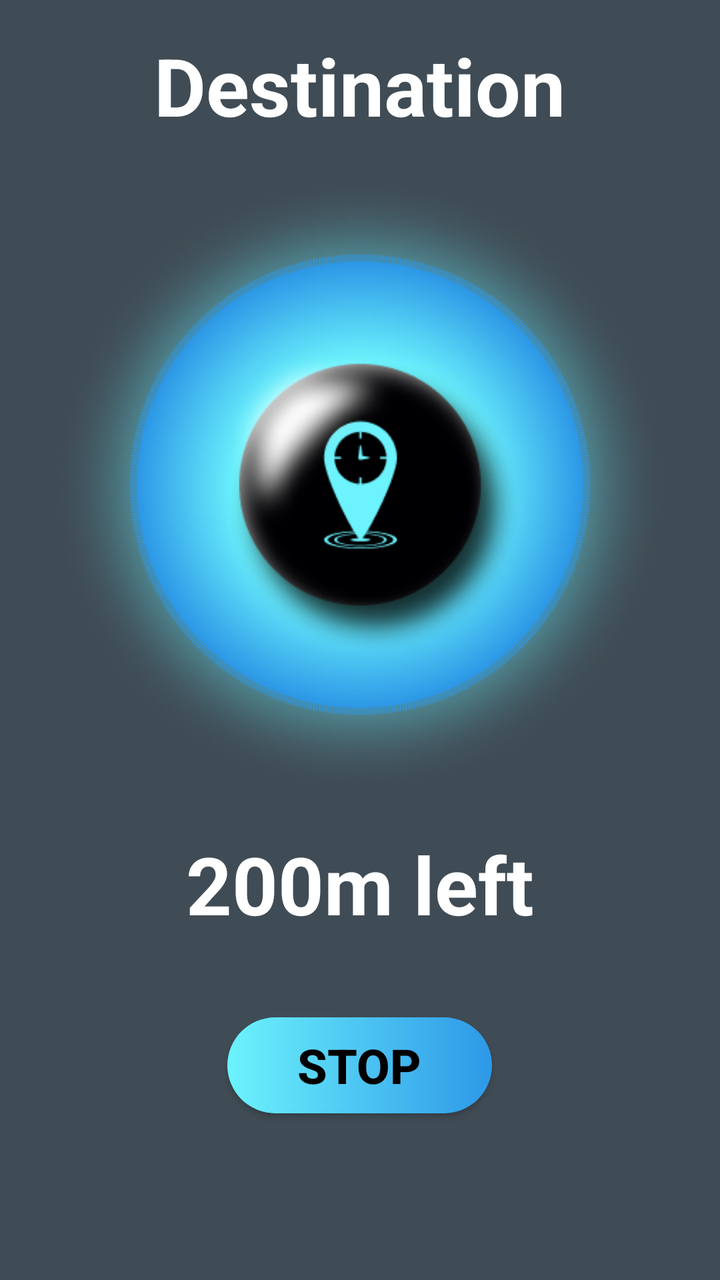
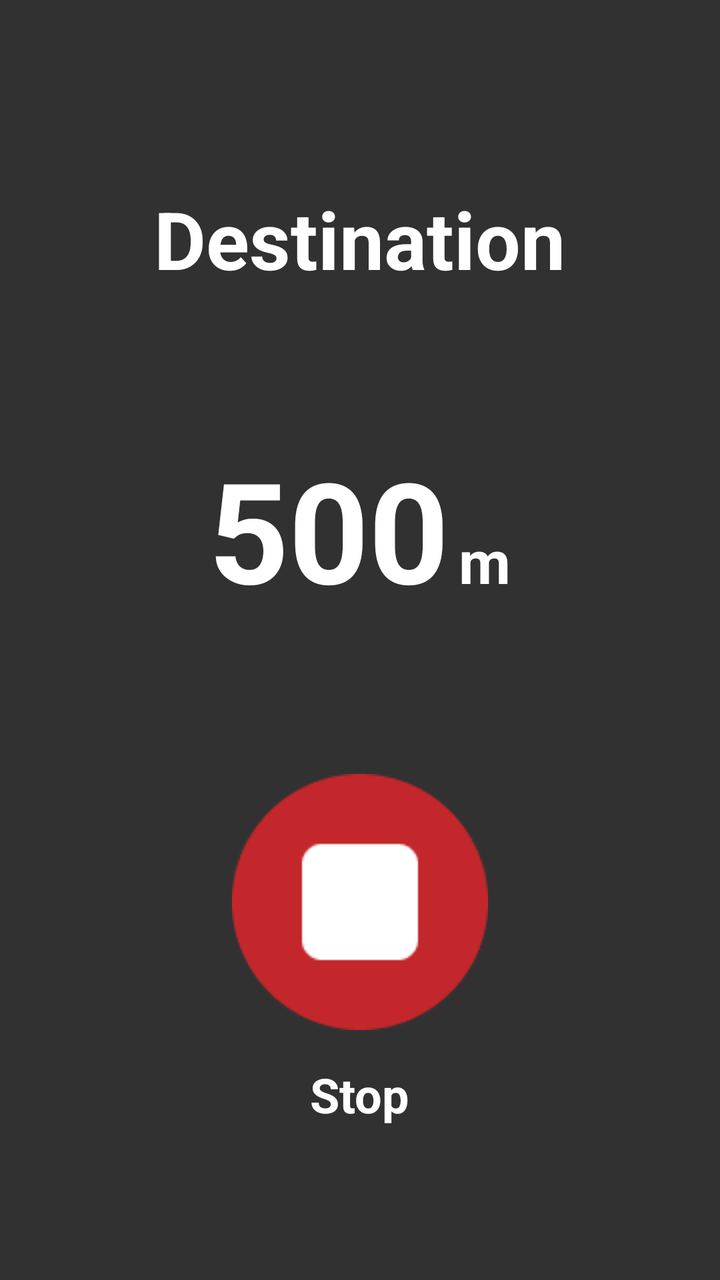

Compare the two renders of this Android layout. The source of the first and the diff that turns it into the second are given below.
<!-- AndroidManifest.xml: application theme Theme.GeoWake -->
<!-- res/layout/activity_alarm.xml -->
<?xml version="1.0" encoding="utf-8"?>
<LinearLayout xmlns:android="http://schemas.android.com/apk/res/android"
    xmlns:app="http://schemas.android.com/apk/res-auto"
    xmlns:tools="http://schemas.android.com/tools"
    android:id="@+id/main"
    android:layout_width="match_parent"
    android:layout_height="match_parent"
    android:background="#404C55"
    android:orientation="vertical"
    tools:context=".views.AlarmActivity">

    <TextView
        android:id="@+id/alarm_message"
        android:layout_width="wrap_content"
        android:layout_height="wrap_content"
        android:gravity="center"
        android:layout_gravity="center"
        android:padding="16dp"
        android:text="Destination"
        android:textColor="#FFFFFF"
        android:textSize="40sp"
        android:textStyle="bold" />

    <ImageView
        android:layout_width="match_parent"
        android:layout_height="314dp"
        android:src="@drawable/alarm_image"
        android:layout_gravity="center"/>

    <TextView
        android:id="@+id/distance_message"
        android:layout_width="wrap_content"
        android:layout_height="wrap_content"
        android:gravity="center"
        android:layout_gravity="center"
        android:padding="16dp"
        android:text="200m left"
        android:textColor="#FFFFFF"
        android:textSize="40sp"
        android:textStyle="bold" />

    <Button
        android:id="@+id/stop_alarm_button"
        android:layout_width="wrap_content"
        android:layout_height="wrap_content"
        android:layout_marginTop="24dp"
        android:layout_gravity="center"
        android:background="@drawable/alarm_stop_bt_bg"
        android:onClick="stopAlarm"
        android:paddingHorizontal="35dp"
        android:text="@string/stop"
        android:textStyle="bold"
        android:textSize="24sp"
        android:textColor="@color/black"/>

</LinearLayout>
<!-- resources referenced by this layout -->
<resources>
  <color name="black">#FF000000</color>
  <!-- drawable alarm_image: png bitmap (drawable, 219822 bytes) -->
  <!-- drawable alarm_stop_bt_bg (drawable) -->
  <?xml version="1.0" encoding="utf-8"?>
  <shape xmlns:android="http://schemas.android.com/apk/res/android">
  
      <gradient
          android:startColor="@color/cyan"
          android:endColor="@color/light_blue"
          android:angle="@integer/google_play_services_version"
          />
  
      <corners android:radius="30dp"/>
  
  </shape>
  <string name="stop">Stop</string>
  <style name="Theme.GeoWake" parent="Base.Theme.GeoWake" />
  <color name="cyan">#6CF3FD</color>
  <color name="light_blue">#2D98E7</color>
  <style name="Base.Theme.GeoWake" parent="Theme.AppCompat.DayNight.DarkActionBar">
          
          
          <item name="android:windowBackground">@color/black</item>
          <item name="android:itemBackground">#434343</item>
          <item name="android:textColor">@color/white</item>
          <item name="android:textColorSecondary">#8A8A8A</item>
          <item name="alertDialogTheme">@style/alert_dialog_theme</item>
      </style>
  <color name="white">#FFFFFFFF</color>
  <style name="alert_dialog_theme" parent="Theme.AppCompat.Light.Dialog.Alert">
          <item name="android:windowBackground">@drawable/alarm_row_bg</item>
          <item name="android:textColorPrimary">@color/white</item>
          <item name="android:buttonBarPositiveButtonStyle">@style/PositiveButtonStyle</item>
          <item name="android:buttonBarNegativeButtonStyle">@style/NegativeButtonStyle</item>
      </style>
  <!-- drawable alarm_row_bg (drawable) -->
  <?xml version="1.0" encoding="utf-8"?>
  <shape xmlns:android="http://schemas.android.com/apk/res/android">
  
      <solid android:color="#414141"/>
      <corners android:radius="20dp"/>
  
  </shape>
  <style name="PositiveButtonStyle" parent="Widget.AppCompat.Button.ButtonBar.AlertDialog">
          <item name="android:textColor">@android:color/white</item>
          <item name="android:backgroundTint">@android:color/transparent</item>
      </style>
  <style name="NegativeButtonStyle" parent="Widget.AppCompat.Button.ButtonBar.AlertDialog">
          <item name="android:textColor">@android:color/white</item>
          <item name="android:backgroundTint">@android:color/transparent</item>
      </style>
</resources>

<!-- the commit's change to res/layout/activity_alarm.xml (unified diff, before → after) -->
@@ -5,9 +5,10 @@
     android:id="@+id/main"
     android:layout_width="match_parent"
     android:layout_height="match_parent"
-    android:background="#404C55"
+    android:background="#313132"
     android:orientation="vertical"
-    tools:context=".views.AlarmActivity">
+    tools:context=".views.AlarmActivity"
+    android:gravity="center">
 
     <TextView
         android:id="@+id/alarm_message"
@@ -21,36 +22,55 @@
         android:textSize="40sp"
         android:textStyle="bold" />
 
-    <ImageView
-        android:layout_width="match_parent"
-        android:layout_height="314dp"
-        android:src="@drawable/alarm_image"
-        android:layout_gravity="center"/>
-
-    <TextView
-        android:id="@+id/distance_message"
+    <LinearLayout
         android:layout_width="wrap_content"
         android:layout_height="wrap_content"
-        android:gravity="center"
-        android:layout_gravity="center"
-        android:padding="16dp"
-        android:text="200m left"
-        android:textColor="#FFFFFF"
-        android:textSize="40sp"
-        android:textStyle="bold" />
+        android:orientation="horizontal"
+        android:layout_marginVertical="40dp"
+        android:padding="16dp">
+        <TextView
+            android:id="@+id/distance_tv"
+            android:layout_width="match_parent"
+            android:layout_height="wrap_content"
+            android:gravity="center"
+            android:text="500"
+            android:textColor="#FFFFFF"
+            android:textSize="70sp"
+            android:textStyle="bold" />
+        <TextView
+            android:id="@+id/distance_type_tv"
+            android:layout_width="match_parent"
+            android:layout_height="wrap_content"
+            android:gravity="center"
+            android:text="m"
+            android:textColor="#FFFFFF"
+            android:textSize="30sp"
+            android:textStyle="bold"
+            android:layout_marginStart="5dp"/>
+    </LinearLayout>
 
-    <Button
-        android:id="@+id/stop_alarm_button"
+    <LinearLayout
         android:layout_width="wrap_content"
         android:layout_height="wrap_content"
-        android:layout_marginTop="24dp"
-        android:layout_gravity="center"
-        android:background="@drawable/alarm_stop_bt_bg"
-        android:onClick="stopAlarm"
-        android:paddingHorizontal="35dp"
-        android:text="@string/stop"
-        android:textStyle="bold"
-        android:textSize="24sp"
-        android:textColor="@color/black"/>
+        android:orientation="vertical"
+        android:gravity="center">
+
+        <ImageButton
+            android:id="@+id/stop_alarm_bt"
+            android:layout_width="wrap_content"
+            android:layout_height="wrap_content"
+            android:background="@drawable/stop_button"
+            android:onClick="stopTheAlarm"
+            android:layout_marginTop="20dp"/>
+        <TextView
+            android:layout_width="wrap_content"
+            android:layout_height="wrap_content"
+            android:text="@string/stop"
+            android:textColor="@color/white"
+            android:textStyle="bold"
+            android:textSize="24sp"
+            android:layout_marginTop="16dp"/>
+    </LinearLayout>
+
 
 </LinearLayout>
<!-- resource entries referenced after the edit -->
@@ -1,24 +1,8 @@
 <!-- resources referenced by this layout -->
 <resources>
   <color name="black">#FF000000</color>
-  <!-- drawable alarm_image: png bitmap (drawable, 219822 bytes) -->
-  <!-- drawable alarm_stop_bt_bg (drawable) -->
-  <?xml version="1.0" encoding="utf-8"?>
-  <shape xmlns:android="http://schemas.android.com/apk/res/android">
-  
-      <gradient
-          android:startColor="@color/cyan"
-          android:endColor="@color/light_blue"
-          android:angle="@integer/google_play_services_version"
-          />
-  
-      <corners android:radius="30dp"/>
-  
-  </shape>
   <string name="stop">Stop</string>
   <style name="Theme.GeoWake" parent="Base.Theme.GeoWake" />
-  <color name="cyan">#6CF3FD</color>
-  <color name="light_blue">#2D98E7</color>
   <style name="Base.Theme.GeoWake" parent="Theme.AppCompat.DayNight.DarkActionBar">
           
           
@@ -29,6 +13,7 @@
           <item name="alertDialogTheme">@style/alert_dialog_theme</item>
       </style>
   <color name="white">#FFFFFFFF</color>
+  <!-- drawable stop_button: png bitmap (drawable, 2614 bytes) -->
   <style name="alert_dialog_theme" parent="Theme.AppCompat.Light.Dialog.Alert">
           <item name="android:windowBackground">@drawable/alarm_row_bg</item>
           <item name="android:textColorPrimary">@color/white</item>
